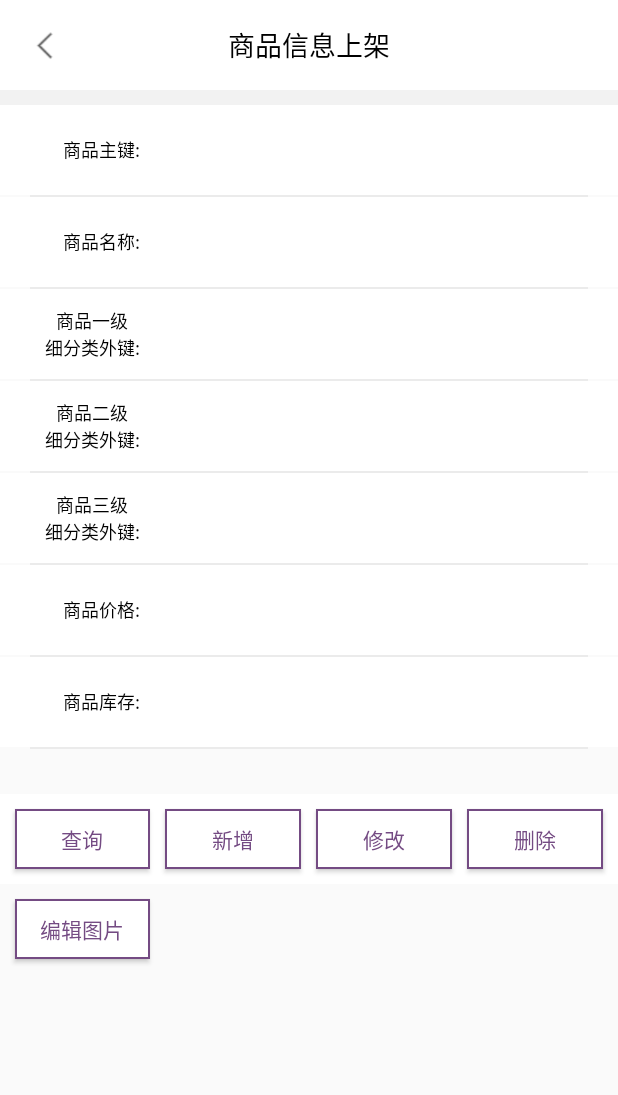
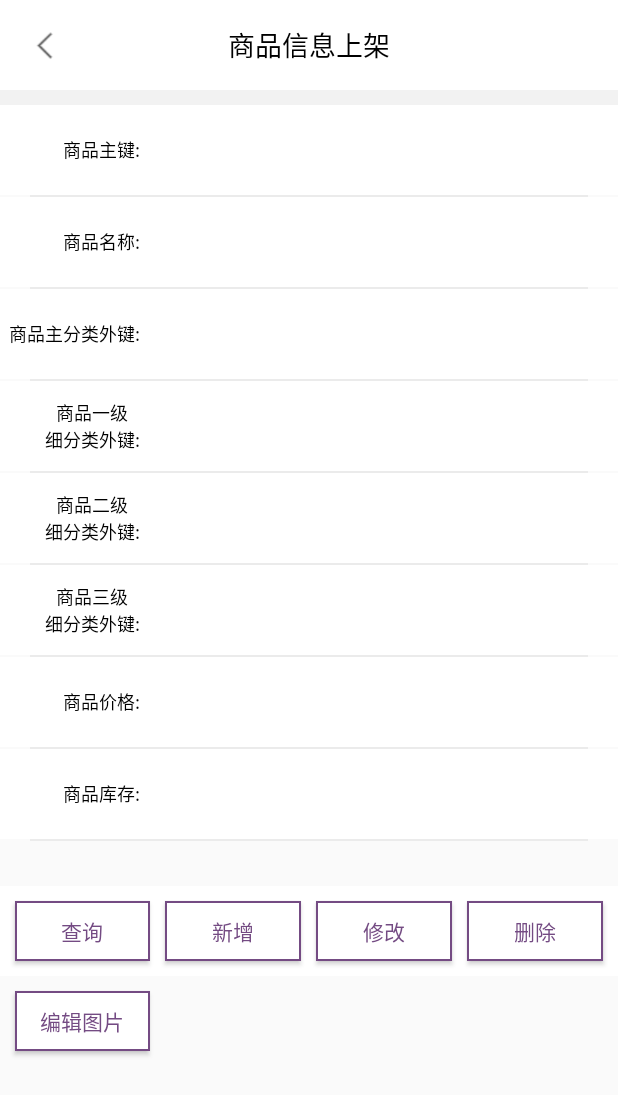
Before and after one commit to Youpin-APP/Youpin, an Android app: the SaleActivity screen opened directly, with no data from a screen before it, on a phone screen of 412 x 824 dp. Shown: the top 1095 px of the screen. Run offline under Robolectric (Android 15) with nearby library versions, the phone set to English and light mode, and no system bars.

Commit message:
添加获取uid

```diff
--- a/app/src/main/java/com/neu/youpin/fragments/MineFragment.kt
+++ b/app/src/main/java/com/neu/youpin/fragments/MineFragment.kt
@@ -9,6 +9,7 @@ import androidx.fragment.app.Fragment
 import android.view.LayoutInflater
 import android.view.View
 import android.view.ViewGroup
+import android.widget.Button
 import android.widget.LinearLayout
 import android.widget.TextView
 import androidx.recyclerview.widget.GridLayoutManager
@@ -17,7 +18,9 @@ import com.google.android.material.tabs.TabLayout
 import com.neu.youpin.HomePageActivity
 import com.neu.youpin.R
 import com.neu.youpin.entity.UserApplication
+import com.neu.youpin.location.LocaUpdateActivity
 import com.neu.youpin.login.LoginActivity
+import com.neu.youpin.order.OrderActivity
 import com.neu.youpin.store.ShopItem
 import com.neu.youpin.user.UserItemListAdapter
 import kotlinx.android.synthetic.main.fragment_mine.*
@@ -77,6 +80,13 @@ class MineFragment : Fragment() {
         recyclerView?.layoutManager = layoutManager
         val adapter = UserItemListAdapter(shopItemList)
         recyclerView?.adapter = adapter
+
+        val mineUserOrder: LinearLayout? = root?.findViewById<LinearLayout>(R.id.MineUserOrder)
+        mineUserOrder?.setOnClickListener {
+            val locaIntent = Intent(rootActivity, OrderActivity::class.java)
+            rootActivity?.startActivity(locaIntent)
+        }
+
 
         //跳转到login界面
         val mineButtonLogin: LinearLayout? = root?.findViewById(R.id.MineButtonLogin)
--- a/app/src/main/java/com/neu/youpin/order/OrderActivity.kt
+++ b/app/src/main/java/com/neu/youpin/order/OrderActivity.kt
@@ -15,6 +15,7 @@ import com.google.gson.JsonObject
 import com.neu.youpin.Interface.OnItemClickListener
 import com.neu.youpin.R
 import com.neu.youpin.entity.ServiceCreator
+import com.neu.youpin.entity.UserApplication
 import com.neu.youpin.orderDetail.OrderDetailActivity
 import kotlinx.android.synthetic.main.activity_order.*
 import okhttp3.ResponseBody
@@ -28,12 +29,16 @@ import java.util.*
 
 class OrderActivity : AppCompatActivity() , OnItemClickListener{
     private val orderInfoList = ArrayList<OrderInfo>()
-    private val uid = "11415"
+    private var uid = "11415"
     private val orderListService = ServiceCreator.create<OrderListService>()
     override fun onCreate(savedInstanceState: Bundle?) {
         super.onCreate(savedInstanceState)
         setContentView(R.layout.activity_order)
         //TODO:这里设置uid
+
+        if(UserApplication.getInstance().isLogin()) uid = UserApplication.getInstance().getId().toString()
+        else finish()
+
         initList()
         val orderListView = findViewById<RecyclerView>(R.id.orderList)
         orderListView.layoutManager = LinearLayoutManager(this)
--- a/app/src/main/java/com/neu/youpin/sale/SaleActivity.kt
+++ b/app/src/main/java/com/neu/youpin/sale/SaleActivity.kt
@@ -8,6 +8,7 @@ import android.widget.Toast
 import com.neu.youpin.R
 import com.neu.youpin.entity.ServiceCreator
 import com.neu.youpin.location.LocationDialog
+import com.neu.youpin.login.SignToken
 import com.neu.youpin.saleUpload.SaleUploadActivity
 import com.neu.youpin.store.*
 import kotlinx.android.synthetic.main.activity_loca_update.*
@@ -22,10 +23,12 @@ class SaleActivity : AppCompatActivity() {
     private var locaDialog: SelectClassDialog? = null
     private var shopItemList:List<StoreMap>? = null
     private var shopDetailMap:ShopDetailMap? = null
+    private var shopMainClassList:List<SortList>? = null
 
     private var tid = arrayOf(-1, -1, -1)
     private var tName = arrayOf("", "", "")
     private var gid = 2
+    private var sid = -1
 
     private val saleService = ServiceCreator.create<SaleService>()
 
@@ -36,6 +39,7 @@ class SaleActivity : AppCompatActivity() {
         setContentView(R.layout.activity_sale)
 
         builderForDialog = SelectClassDialog.Builder(this)
+        initMainClassList()
 
         SaleButtonBack.setOnClickListener {
             finish()
@@ -74,6 +78,19 @@ class SaleActivity : AppCompatActivity() {
             locaDialog!!.show()
         }
 
+        SaleGoodSid.setOnClickListener {
+//            val list: MutableList<TList> = mutableListOf<TList>()
+//            for (i in shopItemList!!){
+//                list.add(TList("名称：${i.name}  ￥${i.price}",i.id))
+//            }
+//            locaDialog = builderForDialog!!.setListener(object: SelectClassDialog.SaleListener{
+//                override fun setActivityText(className: String, classId: Int){
+//                    sid = classId
+//                }
+//            }).setTitle("商品主分类").createIdDialog()
+//            locaDialog!!.show()
+        }
+
         SaleButtonEditImg.setOnClickListener {
             if(gid>=0){
                 val saleUploadIntent = Intent(this, SaleUploadActivity::class.java).apply {
@@ -88,6 +105,17 @@ class SaleActivity : AppCompatActivity() {
             if(SaleGoodName.text.toString().isNotBlank()){
                 initItemList(SaleGoodName.text.toString())
             }else doError("商品名为空不得查询")
+        }
+
+        SaleButtonAdd.setOnClickListener {
+//            locaDialog = builderForDialog!!.setListener(object: SelectClassDialog.SaleListener{
+//                override fun setActivityText(className: String, classId: Int){
+//                    SaleGoodTid3.text = className
+//                    tName[2] = className
+//                    tid[2] = classId
+//                }
+//            }).setTitle("商品三级细分类").setType(2, gid).createDialog()
+//            locaDialog!!.show()
         }
     }
 
@@ -134,7 +162,7 @@ class SaleActivity : AppCompatActivity() {
                 gid = classId
                 initItemInfo()
             }
-        }).setTitle("选择商品").setType(2, gid).createGidDialog(list)
+        }).setTitle("选择商品").createIdDialog(list)
         locaDialog!!.show()
     }
 
@@ -148,6 +176,7 @@ class SaleActivity : AppCompatActivity() {
         tid[1] = shopDetailMap?.type2?.id!!
         tid[2] = shopDetailMap?.type3?.id!!
         SaleGoodPrice.setText(shopDetailMap?.content?.price.toString())
+        SaleGoodSid.text = shopDetailMap?.sid?.let { shopMainClassList?.get(it)?.sname }
     }
 
     private fun initItemInfo(){
@@ -167,12 +196,35 @@ class SaleActivity : AppCompatActivity() {
         })
     }
 
+    private fun initMainClassList(){
+        saleService.sortList().enqueue(object : Callback<List<SortList>> {
+            override fun onResponse(call: Call<List<SortList>>,
+                                    response: Response<List<SortList>>
+            ) {
+                shopMainClassList = response.body()
+            }
+            override fun onFailure(call: Call<List<SortList>>, t: Throwable) {
+                t.printStackTrace()
+                Log.d("SaleActivity", "network failed")
+            }
+        })
+    }
+
 }
+
+data class SortList(val sid:Int, val sname: String)
 
 interface SaleService {
     @GET("/goods/getInfo")
     fun getInfo(@Query("id") name: Int): Call<ShopDetailMap>
 
-    @GET("store/search")
+    @GET("/store/search")
     fun search(@Query("name") name: String): Call<List<StoreMap>>
+
+    @FormUrlEncoded
+    @POST("/goodsEdit/addGoods")
+    fun addGoods(@Field("uid") uid: String, @Field("pw") pw: String, @Field("name") name: String): Call<SignToken>
+
+    @GET("/goods/sortList")
+    fun sortList(): Call<List<SortList>>
 }
--- a/app/src/main/java/com/neu/youpin/sale/SelectClassDialog.kt
+++ b/app/src/main/java/com/neu/youpin/sale/SelectClassDialog.kt
@@ -103,10 +103,10 @@ class SelectClassDialog: Dialog {
          * 从外部打开对话框进行对话框的初始化
          * @return
          */
-        fun createGidDialog(list: List<TList>): SelectClassDialog {
+        fun createIdDialog(list: List<TList>): SelectClassDialog {
             classList = list
             // 设置recyclerView
-            initRecycleView()
+             initRecycleView()
 
             (layout.findViewById<View>(R.id.SaleDialogText) as EditText).setText("")
 
@@ -182,6 +182,7 @@ class SelectClassDialog: Dialog {
                 }
             })
         }
+
     }
 }
 
@@ -191,6 +192,7 @@ data class TList(var tname:String, var tid:Int)
 data class T3List(var success:Boolean, var tid1:List<TList>, var tid2:List<TList>, var tid3:List<TList>)
 
 class SelectClassMap(val success: Boolean, val tid1: Int)
+
 
 interface SelectClassService {
     @GET("/goods/getTypeList")
--- a/app/src/main/java/com/neu/youpin/store/ShopDetailActivity.kt
+++ b/app/src/main/java/com/neu/youpin/store/ShopDetailActivity.kt
@@ -234,7 +234,7 @@ data class ShopContent(val name:String, val price: Float)
 data class TList(var name:String, var id:Int)
 
 data class ShopDetailMap(val success:Boolean, val content:ShopContent, val type1:TList, val type2:TList,
-                         val type3:TList, val pic_detail: List<PicDetail>, val pic_banner: List<PicDetail>)
+                         val type3:TList, val pic_detail: List<PicDetail>, val pic_banner: List<PicDetail>, val sid:Int)
 
 data class CartMap(val success: Boolean, val caid: Int)
 
--- a/app/src/main/res/layout/activity_sale.xml
+++ b/app/src/main/res/layout/activity_sale.xml
@@ -140,6 +140,51 @@
         android:layout_width="match_parent"
         android:layout_height="1dp"
         android:background="@color/grey_slice"/>
+    <LinearLayout
+        android:layout_width="match_parent"
+        android:layout_height="60dp"
+        android:orientation="horizontal"
+        android:background="@color/white">
+
+        <RelativeLayout
+            android:layout_width="match_parent"
+            android:layout_height="match_parent"
+            android:layout_weight="3">
+
+            <TextView
+                android:layout_width="wrap_content"
+                android:layout_height="match_parent"
+                android:layout_alignParentEnd="true"
+                android:layout_marginEnd="10dp"
+                android:gravity="center"
+                android:text="商品主分类外键:"
+                android:textColor="@color/black"
+                android:textSize="12sp" />
+        </RelativeLayout>
+
+
+        <TextView
+            android:paddingStart="10dp"
+            android:id="@+id/SaleGoodSid"
+            android:layout_width="match_parent"
+            android:layout_height="match_parent"
+            android:layout_weight="1"
+            android:singleLine="true"
+            android:textColor="@color/black"
+            android:textSize="20sp"
+            android:gravity="center"
+            tools:ignore="RtlSymmetry"
+            android:background="@drawable/custom_edittext_transparent_background" />
+
+    </LinearLayout>
+
+    <ImageView
+        android:layout_marginStart="20dp"
+        android:layout_marginEnd="20dp"
+        android:layout_width="match_parent"
+        android:layout_height="1dp"
+        android:background="@color/grey_slice"/>
+
     <LinearLayout
         android:layout_width="match_parent"
         android:layout_height="60dp"
--- a/app/src/main/res/layout/fragment_mine.xml
+++ b/app/src/main/res/layout/fragment_mine.xml
@@ -49,6 +49,7 @@ android:fillViewport="true">
     </LinearLayout>
 
     <LinearLayout
+        android:id="@+id/MineUserOrder"
         android:layout_marginTop="10dp"
         android:layout_marginStart="10dp"
         android:layout_marginEnd="10dp"
```
